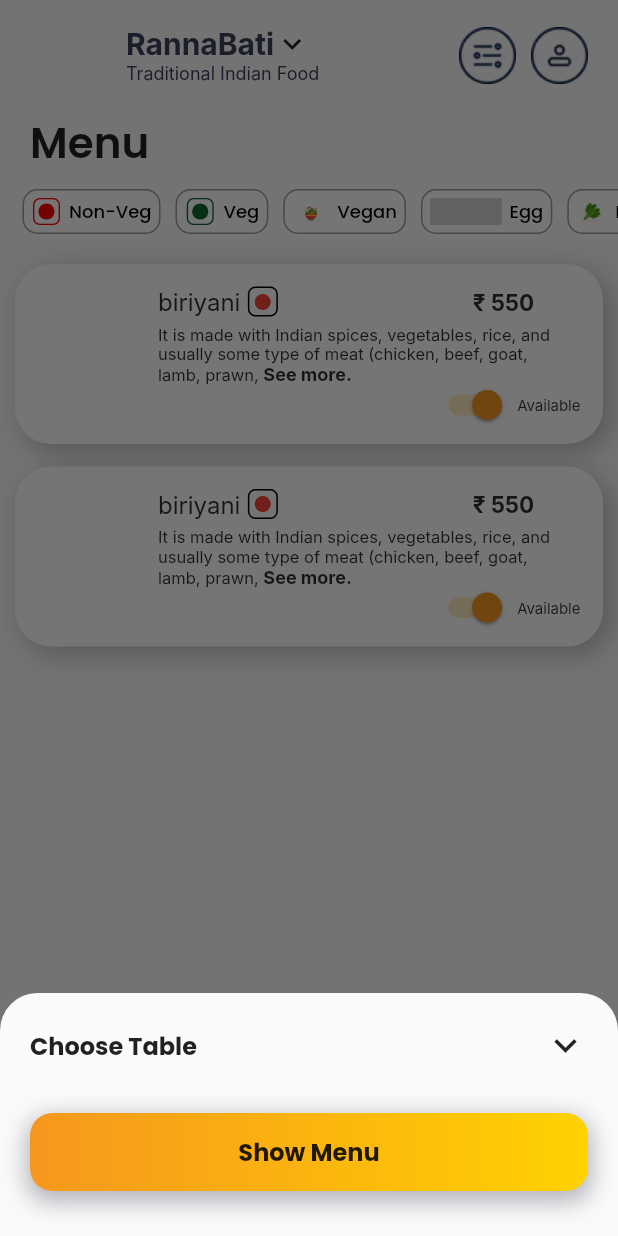
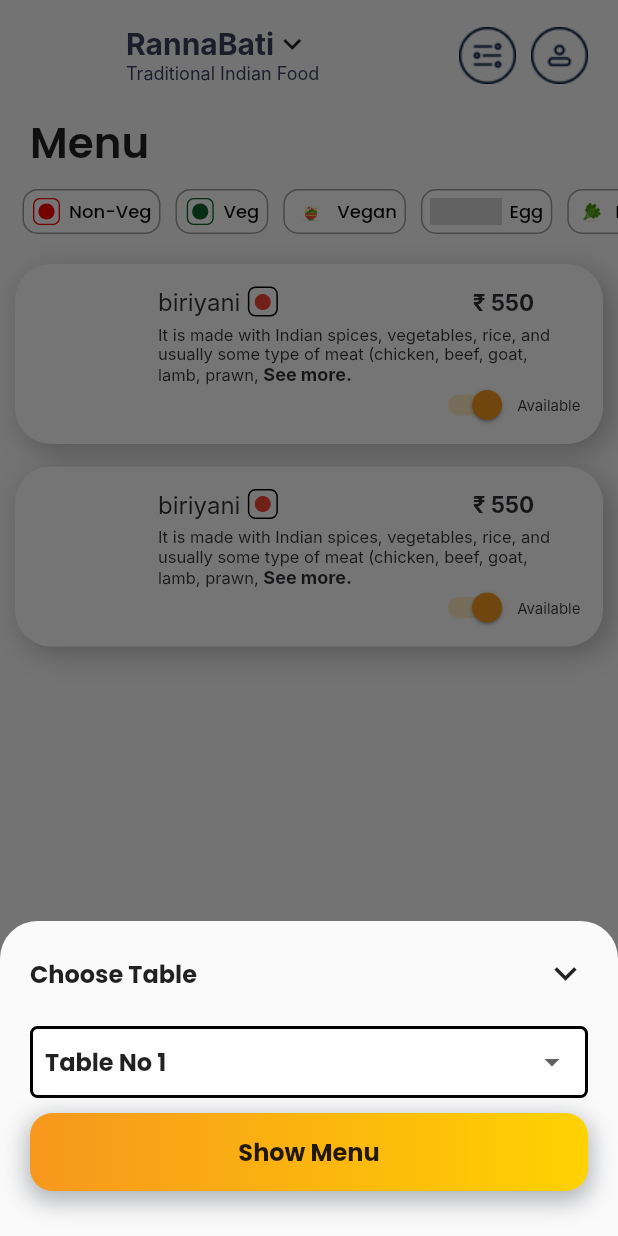
Before and after one commit to radutta/DineReelMobileApp, a Flutter app: the BusinessMenuPage screen opened directly, after a tap on "Select table", on a phone screen of 412 x 824 dp. Run offline on Flutter 3.47's test engine with Material 2 defaults, Android fonts, the phone set to English and light mode, and no system bars; our stand-ins replace bloc, carousel_slider, easy_localization, flutter_bloc, flutter_screenutil, flutter_svg and 8 more; missing offline and left inert: qr_code_scanner; network calls fail; Roboto replaces fonts that are missing (Inter); project files that could hold a hidden picture were left out.

Commit message:
creating choose table no dropdown feature

```diff
--- a/lib/src/features/admin/widgets/choose_table_filter.dart
+++ b/lib/src/features/admin/widgets/choose_table_filter.dart
@@ -13,8 +13,30 @@ class ChooseTableWidget extends StatefulWidget {
 }
 
 class _ChooseTableWidgetState extends State<ChooseTableWidget> {
-  double height = 0;
-  int selectedindex = 0;
+  String? selectedValue = "Table No 1";
+  final _dropdownFormKey = GlobalKey<FormState>();
+  List<DropdownMenuItem<String>> get dropdownItems {
+    List<DropdownMenuItem<String>> menuItems = [
+      DropdownMenuItem(
+          value: "Table No 1",
+          child: Text("Table No 1",
+              style: Theme.of(context).textTheme.bodyMedium)),
+      DropdownMenuItem(
+          value: 'Table No 2',
+          child: Text('Table No 2',
+              style: Theme.of(context).textTheme.bodyMedium)),
+      DropdownMenuItem(
+          value: 'Table No 3',
+          child: Text('Table No 3',
+              style: Theme.of(context).textTheme.bodyMedium)),
+      DropdownMenuItem(
+          value: 'Table No 4',
+          child: Text('Table No 4',
+              style: Theme.of(context).textTheme.bodyMedium)),
+    ];
+    return menuItems;
+  }
+
   @override
   Widget build(BuildContext context) {
     return Column(
@@ -22,15 +44,7 @@ class _ChooseTableWidgetState extends State<ChooseTableWidget> {
       children: [
         GestureDetector(
           onTap: () {
-            if (height == 0) {
-              setState(() {
-                height = 39 * 4;
-              });
-            } else {
-              setState(() {
-                height = 0;
-              });
-            }
+            Navigator.pop(context);
           },
           child: Padding(
             padding: const EdgeInsets.symmetric(horizontal: 20, vertical: 20),
@@ -41,63 +55,46 @@ class _ChooseTableWidgetState extends State<ChooseTableWidget> {
                   'Choose Table',
                   style: Theme.of(context).textTheme.bodyMedium,
                 ),
-                const Icon(
-                  Icons.keyboard_arrow_down,
-                  size: 30,
-                )
+                const Icon(Icons.keyboard_arrow_down, size: 30)
               ],
             ),
           ),
         ),
-        AnimatedContainer(
-          height: height,
-          duration: const Duration(milliseconds: 300),
-          padding: const EdgeInsets.symmetric(horizontal: 20),
-          child: ListView.builder(
-              padding: const EdgeInsets.all(0),
-              shrinkWrap: true,
-              itemCount: 4,
-              itemBuilder: (context, index) {
-                return GestureDetector(
-                  onTap: () {
-                    setState(() {
-                      setState(() {
-                        selectedindex = index;
-                      });
-                    });
-                  },
-                  child: Padding(
-                    padding: const EdgeInsets.symmetric(vertical: 5),
-                    child: Row(
-                      mainAxisAlignment: MainAxisAlignment.spaceBetween,
-                      children: [
-                        Text(
-                          "Table Number ${index + 1} ",
-                          style: Theme.of(context).textTheme.titleMedium,
-                        ),
-                        Container(
-                          width: 25,
-                          height: 25,
-                          decoration: BoxDecoration(
-                            borderRadius: BorderRadius.circular(100),
-                            border: Border.all(color: AppColors.black),
-                          ),
-                          alignment: Alignment.center,
-                          child: selectedindex == index
-                              ? Container(
-                                  width: 15,
-                                  height: 15,
-                                  decoration: BoxDecoration(
-                                      borderRadius: BorderRadius.circular(100),
-                                      color: AppColors.primaryGradientLight),
-                                )
-                              : Container(),
-                        )
-                      ],
-                    ),
+        Form(
+          key: _dropdownFormKey,
+          child: Padding(
+            padding: const EdgeInsets.symmetric(horizontal: 20),
+            child: DropdownButtonFormField(
+                decoration: InputDecoration(
+                  contentPadding: const EdgeInsets.symmetric(horizontal: 10),
+                  enabledBorder: OutlineInputBorder(
+                    borderSide:
+                        const BorderSide(color: AppColors.black, width: 2),
+                    borderRadius: BorderRadius.circular(5),
                   ),
-                );
-              }),
+                  focusedBorder: OutlineInputBorder(
+                    borderSide: const BorderSide(
+                        color: AppColors.primaryGradientDeep, width: 2),
+                    borderRadius: BorderRadius.circular(5),
+                  ),
+                  border: OutlineInputBorder(
+                    borderSide:
+                        const BorderSide(color: AppColors.black, width: 2),
+                    borderRadius: BorderRadius.circular(5),
+                  ),
+                  filled: true,
+                  fillColor: AppColors.white,
+                ),
+                validator: (value) => value == null ? "Table No 1" : null,
+                dropdownColor: AppColors.white,
+                value: selectedValue,
+                onChanged: (String? newValue) {
+                  setState(() {
+                    selectedValue = newValue!;
+                  });
+                },
+                items: dropdownItems),
+          ),
         ),
         const SizedBox(height: 10),
         Padding(
```
